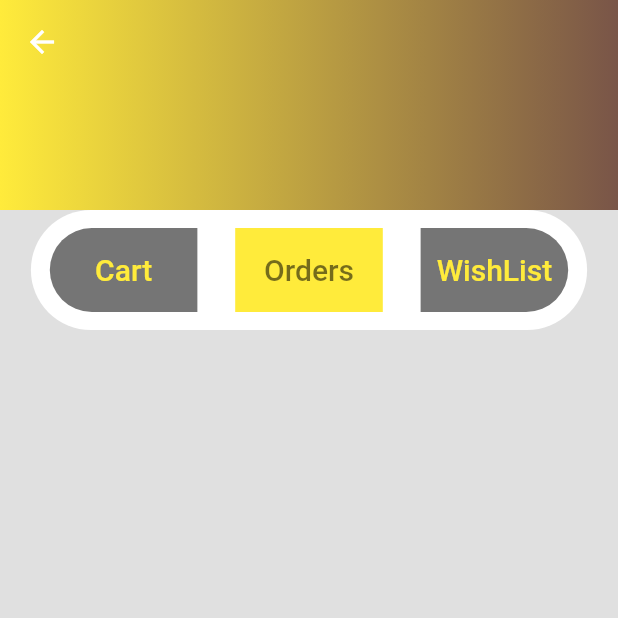
After one commit to RyomaArisawa/muti_store_app, a Flutter app: the ProfileScreen screen opened directly, on a phone screen of 412 x 824 dp, the top half of it. The commit adds this screen. Run offline on Flutter 3.47's test engine with Material 2 defaults, Android fonts, the phone set to English and light mode, and no system bars.

Commit message:
lesson21

```diff
--- a/lib/main_screens/customer_home_screen.dart
+++ b/lib/main_screens/customer_home_screen.dart
@@ -2,6 +2,7 @@ import 'package:flutter/material.dart';
 import 'package:multi_store_app/main_screens/cart.dart';
 import 'package:multi_store_app/main_screens/category.dart';
 import 'package:multi_store_app/main_screens/home_screen.dart';
+import 'package:multi_store_app/main_screens/profile.dart';
 import 'package:multi_store_app/main_screens/stores.dart';
 
 class CustomerHomeScreen extends StatefulWidget {
@@ -18,9 +19,7 @@ class _CustomerHomeScreenState extends State<CustomerHomeScreen> {
     CategoryScreen(),
     StoresScreen(),
     CartScreen(),
-    Center(
-      child: Text('Profile screen'),
-    ),
+    ProfileScreen(),
   ];
 
   @override
--- /dev/null
+++ b/lib/main_screens/profile.dart
@@ -0,0 +1,139 @@
+import 'package:flutter/material.dart';
+
+class ProfileScreen extends StatefulWidget {
+  const ProfileScreen({Key? key}) : super(key: key);
+
+  @override
+  State<ProfileScreen> createState() => _ProfileScreenState();
+}
+
+class _ProfileScreenState extends State<ProfileScreen> {
+  @override
+  Widget build(BuildContext context) {
+    return Scaffold(
+      backgroundColor: Colors.grey.shade300,
+      body: CustomScrollView(
+        slivers: [
+          SliverAppBar(
+            centerTitle: true,
+            elevation: 0,
+            backgroundColor: Colors.white,
+            expandedHeight: 140,
+            flexibleSpace: LayoutBuilder(
+              builder: (context, constrains) {
+                return FlexibleSpaceBar(
+                  title: AnimatedOpacity(
+                    duration: const Duration(milliseconds: 200),
+                    opacity: constrains.biggest.height <= 120 ? 1 : 0,
+                    child: const Text(
+                      'Account',
+                      style: TextStyle(color: Colors.black),
+                    ),
+                  ),
+                  background: Container(
+                    decoration: const BoxDecoration(
+                      gradient: LinearGradient(
+                        colors: [
+                          Colors.yellow,
+                          Colors.brown,
+                        ],
+                      ),
+                    ),
+                  ),
+                );
+              },
+            ),
+          ),
+          SliverToBoxAdapter(
+            child: Column(
+              children: [
+                Container(
+                  height: 80,
+                  width: MediaQuery.of(context).size.width * 0.9,
+                  decoration: BoxDecoration(
+                    color: Colors.white,
+                    borderRadius: BorderRadius.circular(50),
+                  ),
+                  child: Row(
+                    mainAxisAlignment: MainAxisAlignment.spaceAround,
+                    children: [
+                      Container(
+                        decoration: const BoxDecoration(
+                          color: Colors.black54,
+                          borderRadius: BorderRadius.only(
+                            topLeft: Radius.circular(30),
+                            bottomLeft: Radius.circular(30),
+                          ),
+                        ),
+                        child: TextButton(
+                          child: SizedBox(
+                            height: 40,
+                            width: MediaQuery.of(context).size.width * 0.2,
+                            child: const Center(
+                              child: Text(
+                                'Cart',
+                                style: TextStyle(
+                                  color: Colors.yellow,
+                                  fontSize: 20,
+                                ),
+                              ),
+                            ),
+                          ),
+                          onPressed: () {},
+                        ),
+                      ),
+                      Container(
+                        color: Colors.yellow,
+                        child: TextButton(
+                          child: SizedBox(
+                            height: 40,
+                            width: MediaQuery.of(context).size.width * 0.2,
+                            child: const Center(
+                              child: Text(
+                                'Orders',
+                                style: TextStyle(
+                                  color: Colors.black54,
+                                  fontSize: 20,
+                                ),
+                              ),
+                            ),
+                          ),
+                          onPressed: () {},
+                        ),
+                      ),
+                      Container(
+                        decoration: const BoxDecoration(
+                          color: Colors.black54,
+                          borderRadius: BorderRadius.only(
+                            topRight: Radius.circular(30),
+                            bottomRight: Radius.circular(30),
+                          ),
+                        ),
+                        child: TextButton(
+                          child: SizedBox(
+                            height: 40,
+                            width: MediaQuery.of(context).size.width * 0.2,
+                            child: const Center(
+                              child: Text(
+                                'WishList',
+                                style: TextStyle(
+                                  color: Colors.yellow,
+                                  fontSize: 20,
+                                ),
+                              ),
+                            ),
+                          ),
+                          onPressed: () {},
+                        ),
+                      )
+                    ],
+                  ),
+                ),
+              ],
+            ),
+          )
+        ],
+      ),
+    );
+  }
+}
```
